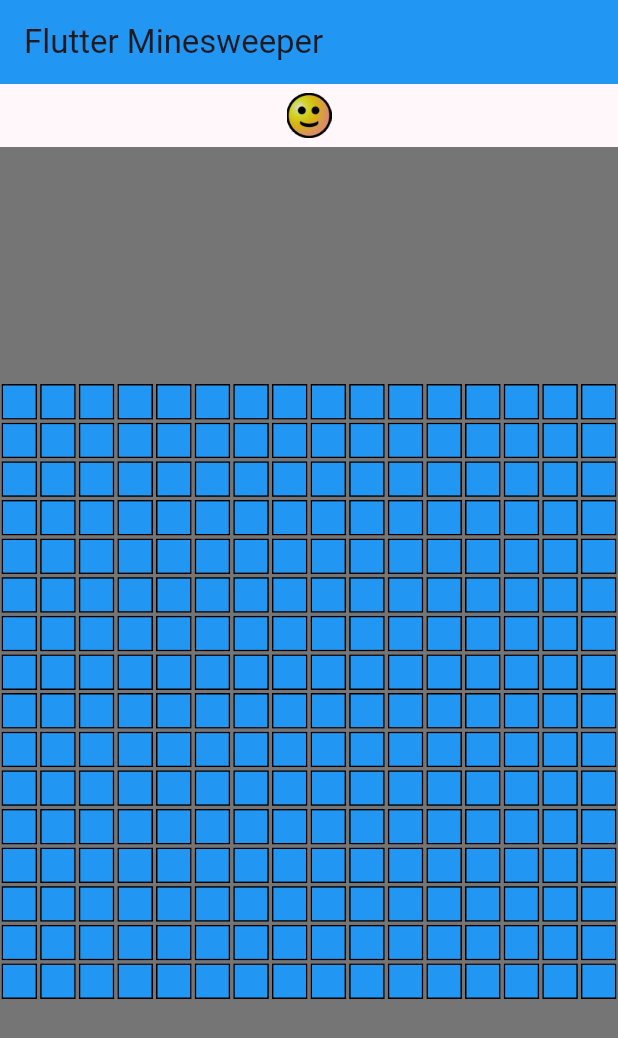
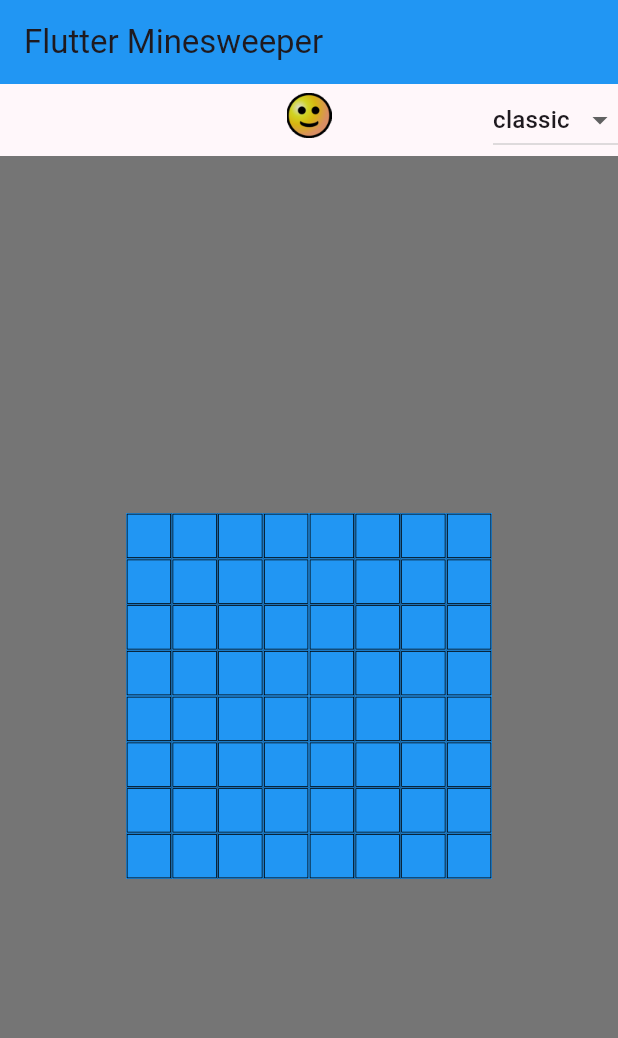
Before and after one commit to david-sds/flutter_minesweeper, a Flutter app: the screen it shows after launch, on a phone screen of 412 x 824 dp. Shown: the top 1038 px of the screen. Run offline on Flutter 3.47's test engine with Material 3 defaults, Android fonts, the light colour scheme and no system bars; our stand-ins replace flutter_mobx, go_router, material_symbols_icons, mobx; missing offline and left inert: universal_html; generated files the repository leaves out were written again.

Commit message:
hover style adjusted

```diff
--- a/lib/components/minesweeper/cell/cell.dart
+++ b/lib/components/minesweeper/cell/cell.dart
@@ -38,6 +38,13 @@ class Cell extends StatelessWidget {
   Widget build(BuildContext context) {
     if (gameState == GameState.gameOver) {
       if (state.isBomb) {
+        if (state.type == CellStateTypes.flag) {
+          return FlaggedCell(
+            state: state,
+            onChangeState: onChangeState,
+            cellSize: cellSize,
+          );
+        }
         return ExplodedCell(
           state: state,
           onChangeState: onChangeState,
--- a/lib/components/minesweeper/cell/cell_shell/cell_shell.dart
+++ b/lib/components/minesweeper/cell/cell_shell/cell_shell.dart
@@ -27,19 +27,19 @@ class CellShell extends StatelessWidget {
 
   @override
   Widget build(BuildContext context) {
-    return Padding(
-      padding: const EdgeInsets.all(1),
+    return Container(
+      color: color,
       child: Material(
+        color: Colors.transparent,
         child: InkWell(
           onTap: onLeftClick,
           onSecondaryTap: onRightClick,
+          child: Padding(
+            padding: const EdgeInsets.all(.5),
             child: Container(
-            decoration: BoxDecoration(
-              border: Border.all(width: 1),
-              color: color,
-            ),
-            width: size - 2,
-            height: size - 2,
+              decoration: BoxDecoration(border: Border.all(width: .5)),
+              width: size - .5,
+              height: size - .5,
               child: Stack(
                 alignment: Alignment.center,
                 children: [
@@ -91,6 +91,7 @@ class CellShell extends StatelessWidget {
             ),
           ),
         ),
+      ),
     );
   }
 }
--- a/lib/components/minesweeper/cell/cell_types/cleared_cell.dart
+++ b/lib/components/minesweeper/cell/cell_types/cleared_cell.dart
@@ -24,7 +24,9 @@ class ClearedCell extends StatelessWidget {
       size: cellSize,
       bombNumber: neighborCells.bombNumber,
       bombNumberColor: neighborCells.bombNumberColor,
-      onLeftClick: () => onClearSurroundingCells(state),
+      onLeftClick: neighborCells.bombNumber > 0
+          ? () => onClearSurroundingCells(state)
+          : null,
       color: Colors.grey,
     );
   }
--- a/lib/components/minesweeper/minesweeper.dart
+++ b/lib/components/minesweeper/minesweeper.dart
@@ -39,11 +39,11 @@ enum Difficulty {
 
 class Minesweeper extends StatefulWidget {
   const Minesweeper({
-    required this.difficulty,
+    required this.initialDifficulty,
     super.key,
   });
 
-  final Difficulty difficulty;
+  final Difficulty initialDifficulty;
 
   @override
   State<Minesweeper> createState() => _MinesweeperState();
@@ -54,8 +54,7 @@ class _MinesweeperState extends State<Minesweeper> {
 
   @override
   initState() {
-    ctrl.setDifficulty(widget.difficulty);
-    ctrl.initBoard();
+    ctrl.initBoard(widget.initialDifficulty);
     super.initState();
   }
 
@@ -63,12 +62,12 @@ class _MinesweeperState extends State<Minesweeper> {
     var maxCellSizeWidth = 30.0;
     var maxCellSizeHeight = 30.0;
 
-    if (widget.difficulty.x * maxCellSizeWidth > constraints.maxWidth) {
-      maxCellSizeWidth = constraints.maxWidth / widget.difficulty.x;
+    if (ctrl.difficulty.x * maxCellSizeWidth > constraints.maxWidth) {
+      maxCellSizeWidth = constraints.maxWidth / ctrl.difficulty.x;
     }
 
-    if (widget.difficulty.y * maxCellSizeHeight > constraints.maxHeight) {
-      maxCellSizeHeight = constraints.maxHeight / widget.difficulty.y;
+    if (ctrl.difficulty.y * maxCellSizeHeight > constraints.maxHeight) {
+      maxCellSizeHeight = constraints.maxHeight / ctrl.difficulty.y;
     }
 
     return maxCellSizeWidth < maxCellSizeHeight
@@ -82,28 +81,56 @@ class _MinesweeperState extends State<Minesweeper> {
       mainAxisSize: MainAxisSize.max,
       children: [
         Observer(builder: (context) {
-          return Face(
+          return Stack(
+            children: [
+              Center(
+                child: Face(
                   state: ctrl.gameState,
                   onTap: () {
-              ctrl.initBoard();
+                    ctrl.initBoard(ctrl.difficulty);
                   },
+                ),
+              ),
+              Row(
+                mainAxisAlignment: MainAxisAlignment.end,
+                children: [
+                  DropdownButton<Difficulty>(
+                    value: ctrl.difficulty,
+                    items: Difficulty.values
+                        .map((value) => DropdownMenuItem(
+                              value: value,
+                              child: Text(
+                                value.name,
+                              ),
+                            ))
+                        .toList(),
+                    onChanged: (value) {
+                      if (value != null) ctrl.initBoard(value);
+                    },
+                  ),
+                ],
+              ),
+            ],
           );
         }),
         Expanded(
           child: LayoutBuilder(builder: (context, constraints) {
             return Container(
               color: Colors.grey[600],
-              child: Column(
+              child: Observer(builder: (context) {
+                return Row(
                   mainAxisAlignment: MainAxisAlignment.center,
                   children: List.generate(
                     ctrl.boardState.length,
+                    (x) {
+                      return Container(
+                        color: Colors.black,
+                        child: Column(
+                          mainAxisAlignment: MainAxisAlignment.center,
+                          mainAxisSize: MainAxisSize.min,
+                          children: List.generate(
+                            ctrl.boardState[x].length,
                             (y) {
-                    return Row(
-                      mainAxisAlignment: MainAxisAlignment.center,
-                      children: List.generate(
-                        ctrl.boardState[y].length,
-                        (x) {
-                          return Observer(builder: (context) {
                               return Cell(
                                 cellSize: getCellSize(constraints),
                                 state: ctrl.boardState[x][y],
@@ -118,13 +145,14 @@ class _MinesweeperState extends State<Minesweeper> {
                                   ctrl.clearSurroundingCells(state);
                                 },
                               );
-                          });
                             },
+                          ),
                         ),
                       );
                     },
                   ),
-              ),
+                );
+              }),
             );
           }),
         ),
--- a/lib/components/minesweeper/minesweeper_controller.dart
+++ b/lib/components/minesweeper/minesweeper_controller.dart
@@ -27,13 +27,14 @@ abstract class MinesweeperControllerBase with Store {
   List<List<CellState>> get boardState => _boardState;
 
   @action
-  void initBoard() {
+  void initBoard(Difficulty difficulty) {
     try {
+      _difficulty = difficulty;
       final boardState = <List<CellState>>[];
 
-      for (var i = 0; i < difficulty.x; i++) {
+      for (var i = 0; i < _difficulty.x; i++) {
         boardState.add([]);
-        for (var j = 0; j < difficulty.y; j++) {
+        for (var j = 0; j < _difficulty.y; j++) {
           boardState[i].add(
             CellState(
               x: i,
@@ -46,11 +47,12 @@ abstract class MinesweeperControllerBase with Store {
       }
 
       final bombPositions =
-          List<int>.generate(difficulty.x * difficulty.y, (i) => i)..shuffle();
-      for (var i = 0; i < difficulty.bombNumber; i++) {
+          List<int>.generate(_difficulty.x * _difficulty.y, (i) => i)
+            ..shuffle();
+      for (var i = 0; i < _difficulty.bombNumber; i++) {
         final bombPos = bombPositions.removeLast();
-        final y = (bombPos / difficulty.x).floor();
-        final x = (bombPos % difficulty.x);
+        final y = (bombPos / _difficulty.x).floor();
+        final x = (bombPos % _difficulty.x);
 
         boardState[x][y].isBomb = true;
       }
--- a/lib/pages/home.dart
+++ b/lib/pages/home.dart
@@ -11,7 +11,7 @@ class Home extends StatelessWidget {
         title: const Text('Flutter Minesweeper'),
       ),
       body: const Minesweeper(
-        difficulty: Difficulty.medium,
+        initialDifficulty: Difficulty.classic,
       ),
     );
   }
```
Also changed, not shown: lib/components/minesweeper/minesweeper_controller.g.dart. Lines whose indentation alone changed are shown as unchanged.
